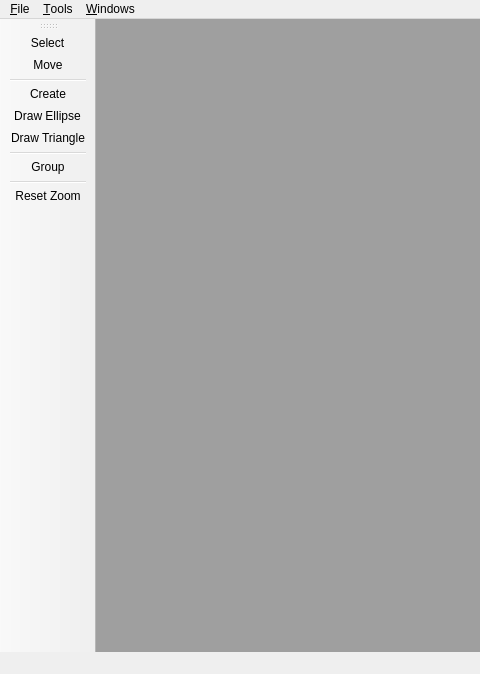
This is src/qdrawmainwindow.ui in nayyden/ZVector as Qt 5 draws it before an edit; both pictures show x 0 to 480 and y 0 to 674 of the 1055 by 674 pixel window. The edited form follows.
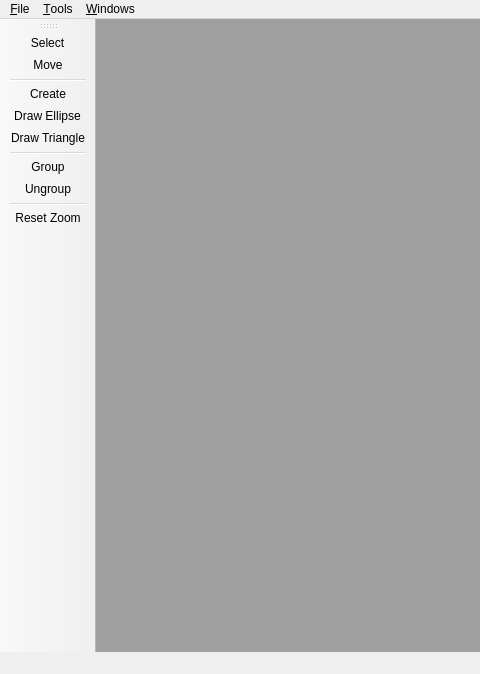
This is the edited form. Icons and pictures are not drawn. Custom widgets are drawn as their Qt base class.

What changed in the file:
```diff
--- a/src/qdrawmainwindow.ui
+++ b/src/qdrawmainwindow.ui
@@ -82,6 +82,7 @@
    <addaction name="actionDraw_Triangle"/>
    <addaction name="separator"/>
    <addaction name="actionGroup"/>
+   <addaction name="actionUngroup"/>
    <addaction name="separator"/>
    <addaction name="actionReset_Zoom"/>
   </widget>
@@ -540,6 +541,17 @@
     <string>Open</string>
    </property>
   </action>
+  <action name="actionUngroup">
+   <property name="text">
+    <string>Ungroup</string>
+   </property>
+   <property name="toolTip">
+    <string>Collapse Selected Group</string>
+   </property>
+   <property name="shortcut">
+    <string>Ctrl+U</string>
+   </property>
+  </action>
  </widget>
  <layoutdefault spacing="6" margin="11"/>
  <customwidgets>
```
Left out of the diff: 4 changed lines with no effect on the pictures.
